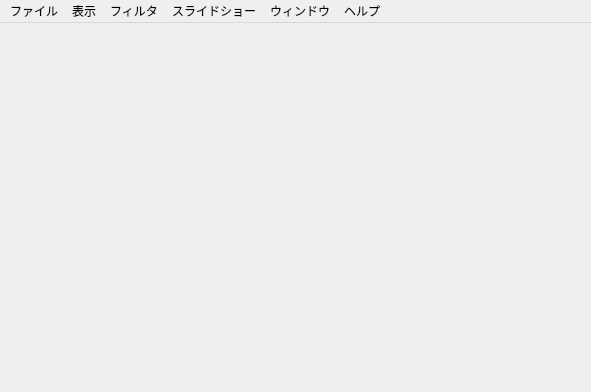
Qt form mainwindow.ui (muranoya/BookReader) before a commit.
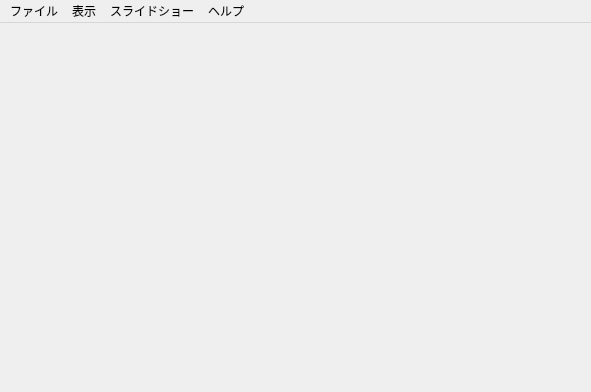
The same form after that commit.

Patch:
```diff
--- a/mainwindow.ui
+++ b/mainwindow.ui
@@ -75,17 +75,6 @@
     </property>
     <addaction name="menu_Help_Version"/>
    </widget>
-   <widget class="QMenu" name="menu_Filter">
-    <property name="title">
-     <string>フィルタ</string>
-    </property>
-    <addaction name="menu_Filter_Monotone"/>
-    <addaction name="menu_Filter_Sharpness"/>
-    <addaction name="menu_Filter_Binarized"/>
-    <addaction name="menu_Filter_Averagin"/>
-    <addaction name="separator"/>
-    <addaction name="menu_Filter_Antialiasing"/>
-   </widget>
    <widget class="QMenu" name="menu_Slideshow">
     <property name="title">
      <string>スライドショー</string>
@@ -93,18 +82,9 @@
     <addaction name="menu_Slideshow_Slideshow"/>
     <addaction name="menu_Slideshow_Settings"/>
    </widget>
-   <widget class="QMenu" name="menu_Window">
-    <property name="title">
-     <string>ウィンドウ</string>
-    </property>
-    <addaction name="menu_Window_Histogram"/>
-    <addaction name="menu_Window_ToneCurve"/>
-   </widget>
    <addaction name="menu_File"/>
    <addaction name="menu_View"/>
-   <addaction name="menu_Filter"/>
    <addaction name="menu_Slideshow"/>
-   <addaction name="menu_Window"/>
    <addaction name="menu_Help"/>
   </widget>
   <action name="menu_File_Open">
```
Left out of the diff: 85 changed lines with no effect on the pictures.
